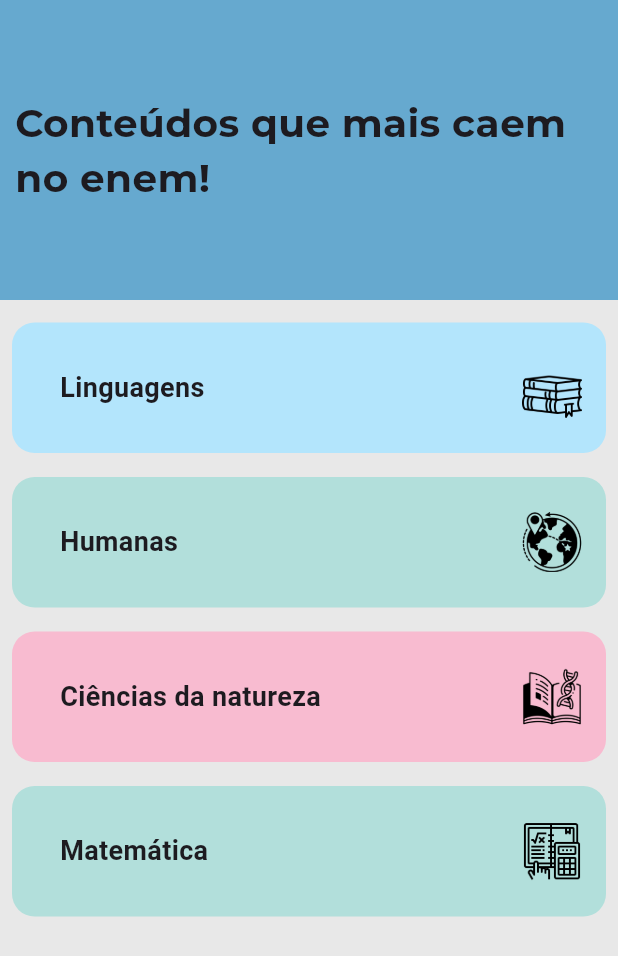
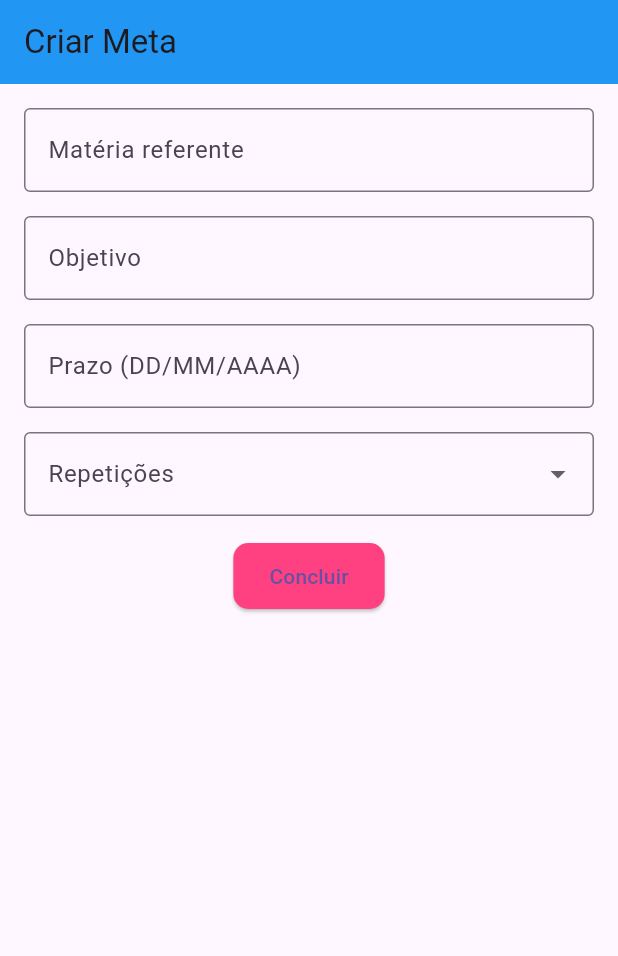
Before and after one commit to analuiza75/myapp, a Flutter app: the screen it shows after launch, on a phone screen of 412 x 824 dp. Shown: the top 956 px of the screen. Run offline on Flutter 3.47's test engine with Material 3 defaults, Android fonts, the phone set to English and light mode, and no system bars; our stand-ins replace google_fonts; missing offline and left inert: dart:ffi.

```diff
--- a/lib/db/dbA.dart
+++ b/lib/db/dbA.dart
@@ -1,4 +1,7 @@
-import 'package:myapp/domain/telahistoria.dart';
+
+
+
+import '../domain/telahistoria.dart';
 
 class Database {
   static List conteudos = [
--- a/lib/main.dart
+++ b/lib/main.dart
@@ -1,12 +1,13 @@
 
 import 'package:flutter/material.dart';
+import 'package:myapp/pages/Metas2.dart';
 import 'package:myapp/pages/conteudos_enem.dart';
 
 
 void main() {
   runApp(
     const MaterialApp(
-      home: ConteudosEnem(),
+      home: Metas2(),
     ),
   );
 }
--- /dev/null
+++ b/lib/pages/Metas2.dart
@@ -0,0 +1,93 @@
+import 'package:flutter/material.dart';
+
+class Metas2 extends StatelessWidget {
+  const Metas2 ({Key? key}) : super(key: key);
+
+  @override
+  Widget build(BuildContext context) {
+    final TextEditingController subjectController = TextEditingController();
+    final TextEditingController goalController = TextEditingController();
+    final TextEditingController deadlineController = TextEditingController();
+
+    return Scaffold(
+      appBar: AppBar(
+        title: const Text('Criar Meta'),
+        backgroundColor: Colors.blue,
+      ),
+      body: SingleChildScrollView(
+        padding: const EdgeInsets.all(16.0),
+        child: Column(
+          children: [
+            TextField(
+              controller: subjectController,
+              decoration: const InputDecoration(
+                labelText: 'Matéria referente',
+                border: OutlineInputBorder(),
+              ),
+            ),
+            const SizedBox(height: 16.0),
+            TextField(
+              controller: goalController,
+              decoration: const InputDecoration(
+                labelText: 'Objetivo',
+                border: OutlineInputBorder(),
+              ),
+            ),
+            const SizedBox(height: 16.0),
+            TextField(
+              controller: deadlineController,
+              decoration: const InputDecoration(
+                labelText: 'Prazo (DD/MM/AAAA)',
+                border: OutlineInputBorder(),
+              ),
+              keyboardType: TextInputType.datetime,
+            ),
+            const SizedBox(height: 16.0),
+            DropdownButtonFormField<String>(
+              decoration: const InputDecoration(
+                labelText: 'Repetições',
+                border: OutlineInputBorder(),
+              ),
+              items: const [
+                DropdownMenuItem(
+                  value: 'Não repetir',
+                  child: Text('Não repetir'),
+                ),
+                DropdownMenuItem(
+                  value: 'Diariamente',
+                  child: Text('Diariamente'),
+                ),
+                DropdownMenuItem(
+                  value: 'Semanalmente',
+                  child: Text('Semanalmente'),
+                ),
+                DropdownMenuItem(
+                  value: 'Dia sim, dia não',
+                  child: Text('Dia sim, dia não'),
+                ),
+              ],
+              onChanged: (value) {
+                // Lógica para tratamento da seleção
+              },
+            ),
+            const SizedBox(height: 16.0),
+            ElevatedButton(
+              onPressed: () {
+                // Lógica para salvar a meta
+                Navigator.pop(context); // Voltar para a tela anterior
+              },
+              style: ElevatedButton.styleFrom(
+                backgroundColor: Colors.pinkAccent,
+                padding: const EdgeInsets.symmetric(horizontal: 24, vertical: 12),
+                shape: RoundedRectangleBorder(
+                  borderRadius: BorderRadius.circular(10),
+                ),
+              ),
+              child: const Text('Concluir'),
+            ),
+          ],
+        ),
+      ),
+    );
+  }
+}
--- a/lib/widgets/conteudo.dart
+++ b/lib/widgets/conteudo.dart
@@ -1,6 +1,7 @@
-import 'package:myapp/domain/conteudoEnem.dart';
 import 'package:flutter/material.dart';
 import 'package:myapp/pages/lista_conteudos_materia.dart';
+
+import '../domain/conteudoEnem.dart';
 
 class ContainerConteudo extends StatefulWidget {
   final Conteudoenem conteudoenem;
```
Also changed, not shown: lib/pages/Metas.dart (added, +73 -0 lines).
